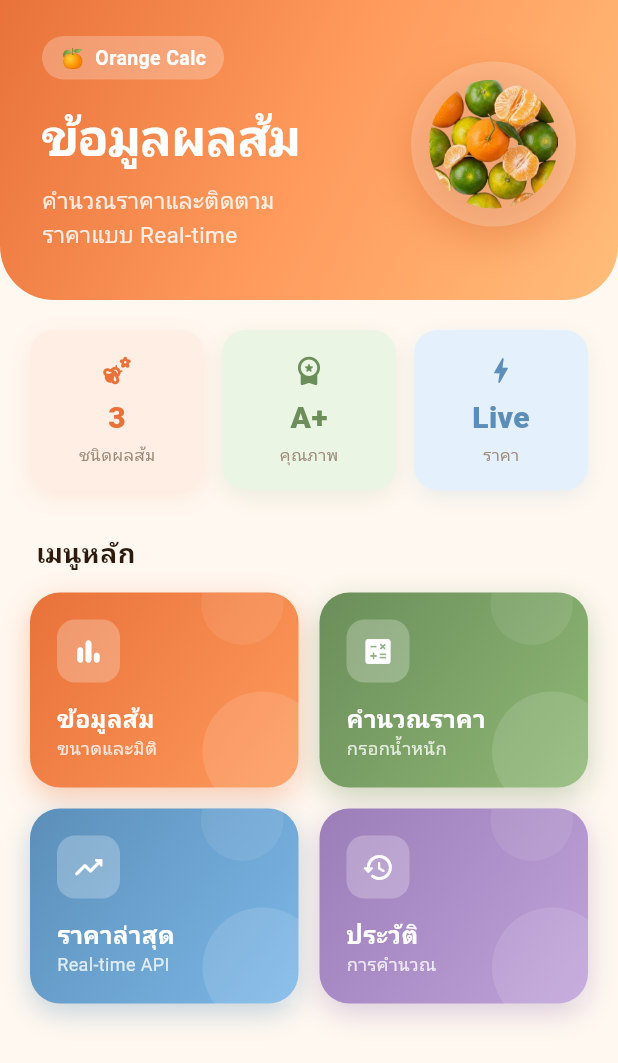
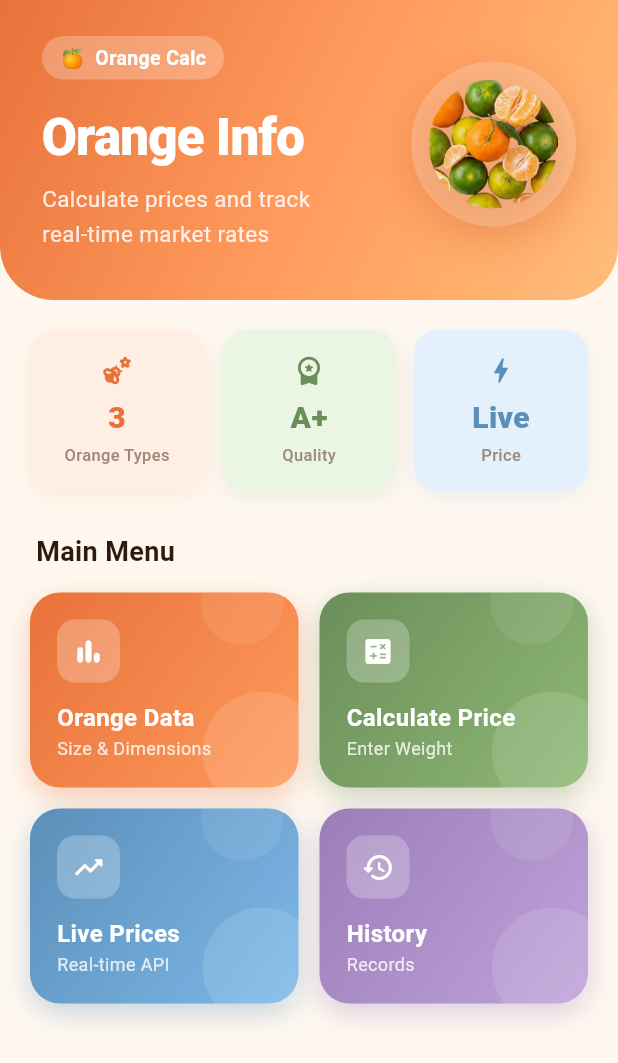
Before and after one commit to MyFirstKiss/Flutter-app-for-orange-price-calculation-main, a Flutter app: the screen it shows after launch, on a phone screen of 412 x 824 dp. Shown: the top 1063 px of the screen. Run offline on Flutter 3.47's test engine with Material 3 defaults, Android fonts, the phone set to English and light mode, and no system bars; our stand-ins replace cloud_firestore, firebase_core; accounts and stored records are empty; Roboto replaces fonts that are missing (Sarabun).

```diff
--- a/lib/models/price_calculation.dart
+++ b/lib/models/price_calculation.dart
@@ -40,12 +40,16 @@
     return PriceCalculation(
       id: 0,
       docId: doc.id,
-      orangeType: data['orange_type'] ?? '',
-      orangeName: data['orange_name'] ?? '',
-      weightKg: (data['weight_kg'] as num).toDouble(),
-      pricePerKg: (data['price_per_kg'] as num).toDouble(),
-      totalPrice: (data['total_price'] as num).toDouble(),
-      date: (data['date'] as Timestamp).toDate(),
+      orangeType: data['orangeType'] ?? data['orange_type'] ?? '',
+      orangeName: data['orangeName'] ?? data['orange_name'] ?? '',
+      weightKg: (data['weightKg'] ?? data['weight_kg'] as num? ?? 0).toDouble(),
+      pricePerKg: (data['pricePerKg'] ?? data['price_per_kg'] as num? ?? 0).toDouble(),
+      totalPrice: (data['totalPrice'] ?? data['total_price'] as num? ?? 0).toDouble(),
+      date: data['timestamp'] != null
+          ? (data['timestamp'] as Timestamp).toDate()
+          : data['date'] != null
+              ? (data['date'] as Timestamp).toDate()
+              : DateTime.now(),
     );
   }
 
--- a/lib/screens/home_screen.dart
+++ b/lib/screens/home_screen.dart
@@ -22,15 +22,15 @@
               padding: const EdgeInsets.fromLTRB(20, 20, 20, 0),
               child: Row(
                 children: [
-                  _buildStatCard('${orangeTypes.length}', 'ชนิดผลส้ม',
+                  _buildStatCard('${orangeTypes.length}', 'Orange Types',
                       Icons.emoji_nature_rounded,
                       const Color(0xFFE8723A), const Color(0xFFFFEEE3)),
                   const SizedBox(width: 12),
-                  _buildStatCard('A+', 'คุณภาพ',
+                  _buildStatCard('A+', 'Quality',
                       Icons.workspace_premium_rounded,
                       const Color(0xFF6B8E5A), const Color(0xFFEBF5E4)),
                   const SizedBox(width: 12),
-                  _buildStatCard('Live', 'ราคา',
+                  _buildStatCard('Live', 'Price',
                       Icons.bolt_rounded,
                       const Color(0xFF5B8FB9), const Color(0xFFE4F0FB)),
                 ],
@@ -40,7 +40,7 @@
             // ── Section label ────────────────────────────────
             const Padding(
               padding: EdgeInsets.fromLTRB(24, 28, 24, 14),
-              child: Text('เมนูหลัก',
+              child: Text('Main Menu',
                   style: TextStyle(
                     fontSize: 18,
                     fontWeight: FontWeight.w700,
@@ -58,8 +58,8 @@
                       Expanded(
                         child: _buildGridCard(
                           icon: Icons.bar_chart_rounded,
-                          title: 'ข้อมูลส้ม',
-                          subtitle: 'ขนาดและมิติ',
+                          title: 'Orange Data',
+                          subtitle: 'Size & Dimensions',
                           gradientColors: const [Color(0xFFE8723A), Color(0xFFFF9A5C)],
                           onTap: () => onNavigate('data'),
                         ),
@@ -68,8 +68,8 @@
                       Expanded(
                         child: _buildGridCard(
                           icon: Icons.calculate_rounded,
-                          title: 'คำนวณราคา',
-                          subtitle: 'กรอกน้ำหนัก',
+                          title: 'Calculate Price',
+                          subtitle: 'Enter Weight',
                           gradientColors: const [Color(0xFF6B8E5A), Color(0xFF8FB876)],
                           onTap: () => onNavigate('calculator'),
                         ),
@@ -82,7 +82,7 @@
                       Expanded(
                         child: _buildGridCard(
                           icon: Icons.trending_up_rounded,
-                          title: 'ราคาล่าสุด',
+                          title: 'Live Prices',
                           subtitle: 'Real-time API',
                           gradientColors: const [Color(0xFF5B8FB9), Color(0xFF7DB8E8)],
                           onTap: () => onNavigate('liveprices'),
@@ -92,8 +92,8 @@
                       Expanded(
                         child: _buildGridCard(
                           icon: Icons.history_rounded,
-                          title: 'ประวัติ',
-                          subtitle: 'การคำนวณ',
+                          title: 'History',
+                          subtitle: 'Records',
                           gradientColors: const [Color(0xFF9B7DB8), Color(0xFFBFA3D9)],
                           onTap: () => onNavigate('history'),
                         ),
@@ -150,7 +150,7 @@
                               fontWeight: FontWeight.w600)),
                     ),
                     const SizedBox(height: 14),
-                    const Text('ข้อมูลผลส้ม',
+                    const Text('Orange Info',
                         style: TextStyle(
                           color: Colors.white,
                           fontSize: 34,
@@ -158,7 +158,7 @@
                           letterSpacing: -0.5,
                         )),
                     const SizedBox(height: 6),
-                    Text('คำนวณราคาและติดตาม\nราคาแบบ Real-time',
+                    Text('Calculate prices and track\nreal-time market rates',
                         style: TextStyle(
                           color: Colors.white.withValues(alpha: 0.85),
                           fontSize: 15,
```
Also changed, not shown: 2 other files.
